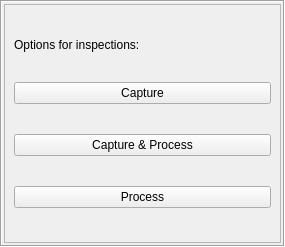
This is KPPVision/inspectionmenu.ui in ruisebastiao/KPPQtAutomation_old as Qt 5 draws it before an edit. The edited form follows.
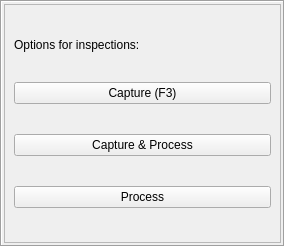
This is the edited form.

What changed in the file:
```diff
--- a/KPPVision/inspectionmenu.ui
+++ b/KPPVision/inspectionmenu.ui
@@ -81,7 +81,7 @@
           </sizepolicy>
          </property>
          <property name="text">
-          <string>Capture</string>
+          <string>Capture (F3)</string>
          </property>
         </widget>
        </item>
```
